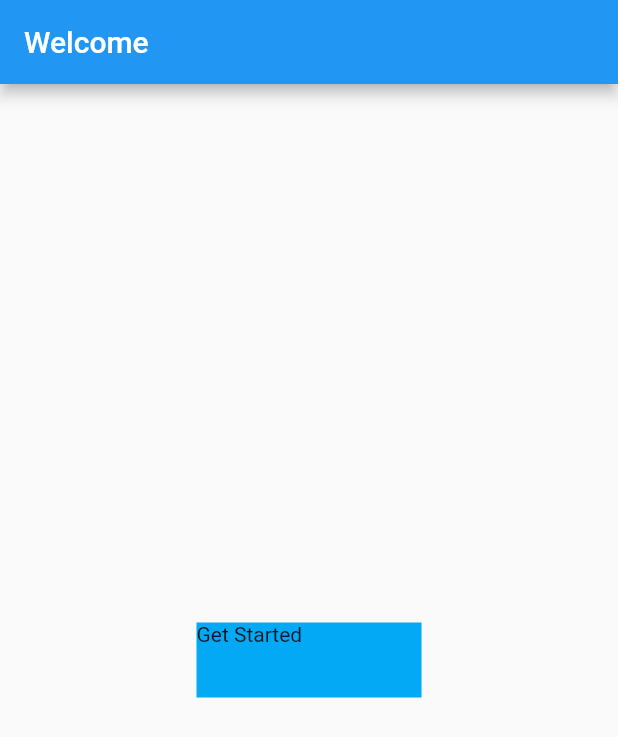
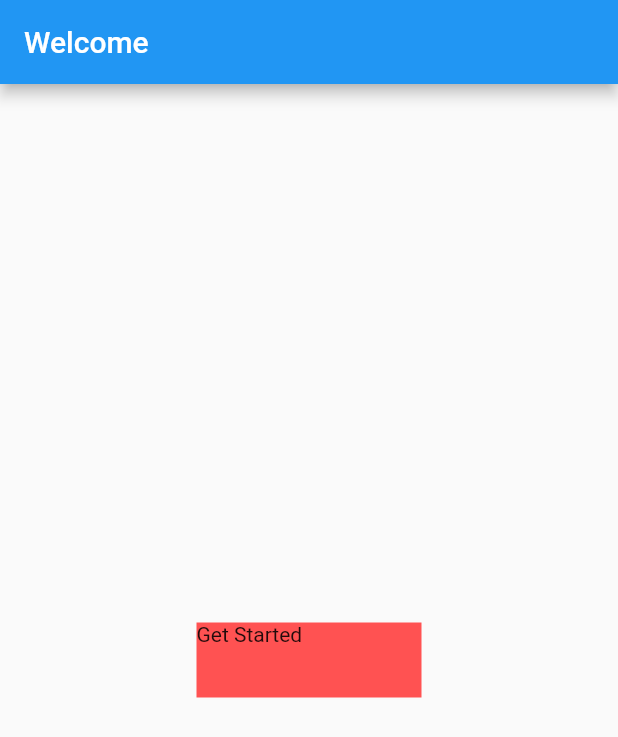
Before and after one commit to madedeva/flutter_firstApp, a Flutter app: the screen it shows after launch, on a phone screen of 412 x 824 dp. Shown: the top 737 px of the screen. Run offline on Flutter 3.47's test engine with Material 2 defaults, Android fonts, the phone set to English and light mode, and no system bars.

Commit message:
update 1.0

```diff
--- a/lib/main.dart
+++ b/lib/main.dart
@@ -16,7 +16,7 @@ class MyApp extends StatelessWidget {
         ),
         body: Center(
             child: Container(
-              color: Colors.lightBlue,
+              color: Colors.redAccent,
               width: 150,
               height: 50,
               child: Text("Get Started"))),
```
Also changed, not shown: 1 other file.
